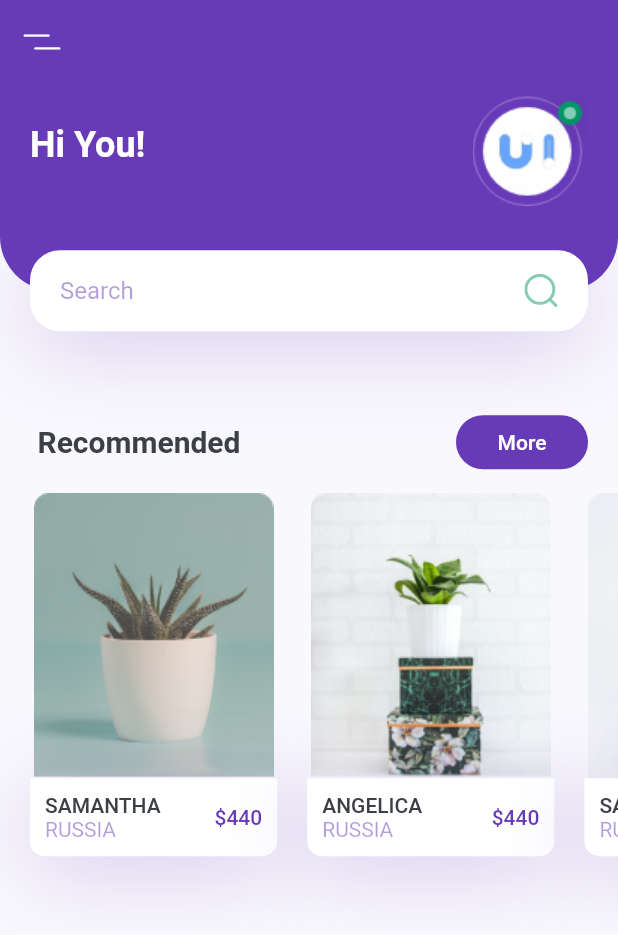
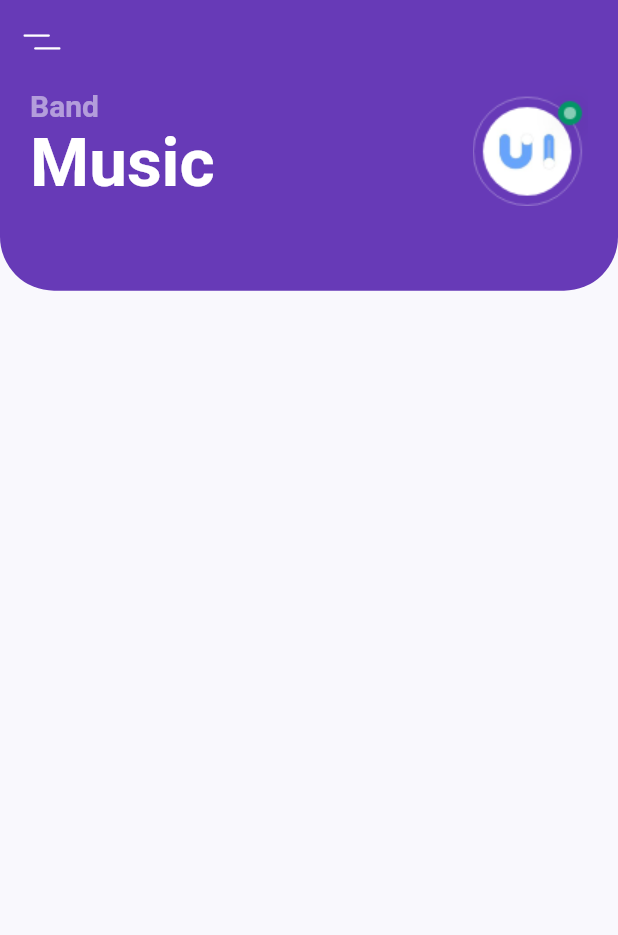
Before and after one commit to arthurnovello/appHibrido_Letras, a Flutter app: the HomeScreen screen opened directly, after a tap on an icon or button, on a phone screen of 412 x 824 dp. Shown: the top 935 px of the screen. Run offline on Flutter 3.47's test engine with Material 2 defaults, Android fonts, the phone set to English and light mode, and no system bars; our stand-ins replace flutter_svg.

Commit message:
lyricsScreen header

```diff
--- a/lib/main.dart
+++ b/lib/main.dart
@@ -1,4 +1,5 @@
 import 'package:appHibrido_Letras/constants.dart';
+import 'package:appHibrido_Letras/screens/details/details_screen.dart';
 import 'package:appHibrido_Letras/screens/home/home_screen.dart';
 import 'package:flutter/material.dart';
 
@@ -17,7 +18,7 @@ class MyApp extends StatelessWidget {
         textTheme: Theme.of(context).textTheme.apply(bodyColor: kTextColor),
         visualDensity: VisualDensity.adaptivePlatformDensity,
       ),
-      home: HomeScreen(),
+      home: DetailsScreen(),
     );
   }
 }
--- /dev/null
+++ b/lib/screens/details/components/body.dart
@@ -0,0 +1,21 @@
+import 'package:appHibrido_Letras/screens/details/components/header_with_title.dart';
+import 'package:flutter/material.dart';
+
+class Body extends StatelessWidget {
+  @override
+  Widget build(BuildContext context) {
+    Size size = MediaQuery.of(context).size;
+    return SingleChildScrollView(
+      child: Column(
+        children: <Widget>[
+          HeaderWithTitle(
+            size: size,
+            band: "Band",
+            music: "Music",
+            image: "assets/images/logo.png",
+          ),
+        ],
+      ),
+    );
+  }
+}
--- /dev/null
+++ b/lib/screens/details/components/header_with_title.dart
@@ -0,0 +1,63 @@
+import 'package:flutter/material.dart';
+import 'package:flutter_svg/flutter_svg.dart';
+
+import '../../../constants.dart';
+
+class HeaderWithTitle extends StatelessWidget {
+  const HeaderWithTitle({
+    Key key,
+    @required this.size, this.band, this.music, this.image,
+  }) : super(key: key);
+  final String band, music, image;
+  final Size size;
+
+  @override
+  Widget build(BuildContext context) {
+    return Container(
+      margin: EdgeInsets.only(bottom: kDefaultPadding * 2.5),
+      // It will cover 20% of our total height
+      height: size.height * 0.2,
+      child: Stack(
+        children: <Widget>[
+          Container(
+            padding: EdgeInsets.only(
+              left: kDefaultPadding,
+              right: kDefaultPadding,
+              bottom: 36 + kDefaultPadding,
+            ),
+            height: size.height * 0.2 - 27,
+            decoration: BoxDecoration(
+              color: kPrimaryColor,
+              borderRadius: BorderRadius.only(
+                bottomLeft: Radius.circular(36),
+                bottomRight: Radius.circular(36),
+              ),
+            ),
+            child: Row(
+              children: <Widget>[
+                RichText(
+                  text: TextSpan(
+                    children: [
+                      TextSpan(
+                        text: '$band\n',
+                        style: Theme.of(context).textTheme.headline6.copyWith(
+                            color: Colors.white.withOpacity(0.5), fontWeight: FontWeight.bold),
+                      ),
+                      TextSpan(
+                        text: '$music',
+                        style: Theme.of(context).textTheme.headline3.copyWith(
+                            color: Colors.white, fontWeight: FontWeight.bold),
+                      ),
+                    ]
+                  ),
+                ),
+                Spacer(),
+                Image.asset(image)
+              ],
+            ),
+          ),
+        ],
+      ),
+    );
+  }
+}
--- /dev/null
+++ b/lib/screens/details/details_screen.dart
@@ -0,0 +1,23 @@
+import 'package:appHibrido_Letras/screens/details/components/body.dart';
+import 'package:flutter/material.dart';
+import 'package:flutter_svg/svg.dart';
+
+class DetailsScreen extends StatelessWidget {
+  @override
+  Widget build(BuildContext context) {
+    return Scaffold(
+      appBar: buildAppBar(),
+      body: Body(),
+    );
+  }
+
+  AppBar buildAppBar() {
+    return AppBar(
+      elevation:  0,
+      leading: IconButton(
+        icon: SvgPicture.asset("assets/icons/menu.svg"),
+        onPressed: (){},
+      ),
+    );
+  }
+}
--- a/lib/screens/home/components/body.dart
+++ b/lib/screens/home/components/body.dart
@@ -10,7 +10,7 @@ class Body extends StatelessWidget {
     return SingleChildScrollView(
       child: Column(
         children: <Widget>[
-          HeaderWithSearchBox(size, context),
+          HeaderWithSearchBox(size: size,),
           TitleWithMoreButton(
             title: "Recommended",
             press: () {},
--- a/lib/screens/home/components/header_with_searchbox.dart
+++ b/lib/screens/home/components/header_with_searchbox.dart
@@ -1,12 +1,21 @@
 import 'package:flutter/material.dart';
-import 'package:flutter_svg/svg.dart';
+import 'package:flutter_svg/flutter_svg.dart';
 
 import '../../../constants.dart';
 
-// ignore: non_constant_identifier_names
-Container HeaderWithSearchBox(Size size, BuildContext context) {
+class HeaderWithSearchBox extends StatelessWidget {
+  const HeaderWithSearchBox({
+    Key key,
+    @required this.size,
+  }) : super(key: key);
+
+  final Size size;
+
+  @override
+  Widget build(BuildContext context) {
     return Container(
-    margin: EdgeInsets.only(bottom: kDefaultPadding * 2.5) ,
+      margin: EdgeInsets.only(bottom: kDefaultPadding * 2.5),
+      // It will cover 20% of our total height
       height: size.height * 0.2,
       child: Stack(
         children: <Widget>[
@@ -17,7 +26,8 @@ Container HeaderWithSearchBox(Size size, BuildContext context) {
               bottom: 36 + kDefaultPadding,
             ),
             height: size.height * 0.2 - 27,
-          decoration: BoxDecoration(color: kPrimaryColor,
+            decoration: BoxDecoration(
+              color: kPrimaryColor,
               borderRadius: BorderRadius.only(
                 bottomLeft: Radius.circular(36),
                 bottomRight: Radius.circular(36),
@@ -25,9 +35,11 @@ Container HeaderWithSearchBox(Size size, BuildContext context) {
             ),
             child: Row(
               children: <Widget>[
-              Text('Hi You!', style: Theme.of(context).textTheme.headline5.copyWith(
-                  color: Colors.white, fontWeight: FontWeight.bold
-              ),),
+                Text(
+                  'Hi Uishopy!',
+                  style: Theme.of(context).textTheme.headline5.copyWith(
+                      color: Colors.white, fontWeight: FontWeight.bold),
+                ),
                 Spacer(),
                 Image.asset("assets/images/logo.png")
               ],
@@ -65,6 +77,9 @@ Container HeaderWithSearchBox(Size size, BuildContext context) {
                         ),
                         enabledBorder: InputBorder.none,
                         focusedBorder: InputBorder.none,
+                        // surffix isn't working properly  with SVG
+                        // thats why we use row
+                        // suffixIcon: SvgPicture.asset("assets/icons/search.svg"),
                       ),
                     ),
                   ),
@@ -72,8 +87,9 @@ Container HeaderWithSearchBox(Size size, BuildContext context) {
                 ],
               ),
             ),
-        )
+          ),
         ],
       ),
     );
   }
+}
--- a/lib/screens/home/components/recomend.dart
+++ b/lib/screens/home/components/recomend.dart
@@ -1,3 +1,4 @@
+import 'package:appHibrido_Letras/screens/details/details_screen.dart';
 import 'package:flutter/material.dart';
 
 
@@ -19,21 +20,36 @@ class Recomends extends StatelessWidget {
             title: "Samantha",
             country: "Russia",
             price: 440,
-            press: () {},
+            press: () {
+              Navigator.push(context, MaterialPageRoute(
+                builder: (context) => DetailsScreen(),
+              )
+              );
+            },
           ),
           RecomendCard(
             image: "assets/images/image_2.png",
             title: "Angelica",
             country: "Russia",
             price: 440,
-            press: () {},
+            press: () {
+              Navigator.push(context, MaterialPageRoute(
+                builder: (context) => DetailsScreen(),
+              )
+              );
+            },
           ),
           RecomendCard(
             image: "assets/images/image_3.png",
             title: "Samantha",
             country: "Russia",
             price: 440,
-            press: () {},
+            press: () {
+              Navigator.push(context, MaterialPageRoute(
+                builder: (context) => DetailsScreen(),
+              )
+              );
+            },
           ),
         ],
       ),
```
Lines whose indentation alone changed are shown as unchanged.
